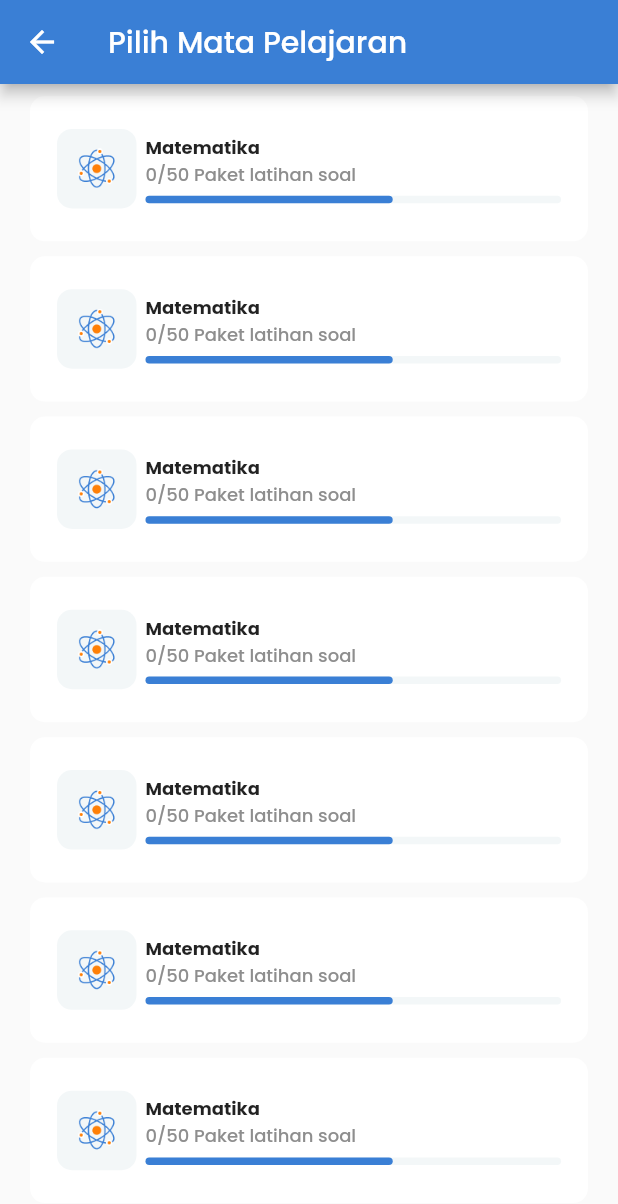
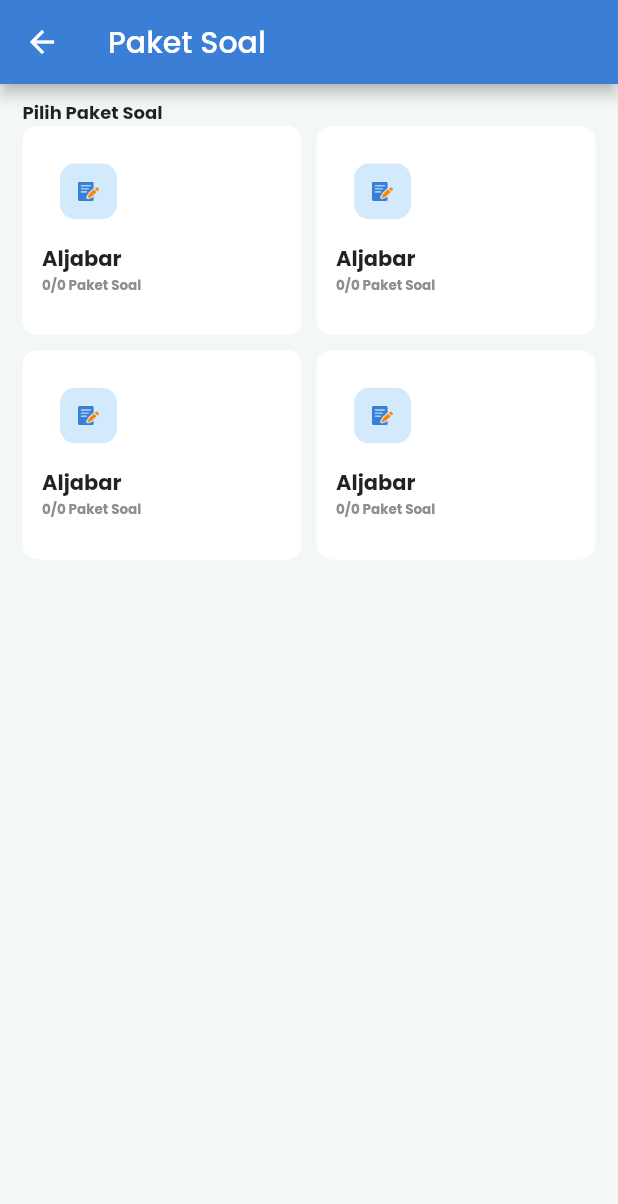
Before and after one commit to cuskar/finpro, a Flutter app: the MapelPage screen opened by its route, after a tap on "Matematika", on a phone screen of 412 x 824 dp. Shown: the top 1204 px of the screen. Run offline on Flutter 3.47's test engine with Material 2 defaults, Android fonts, the light colour scheme and no system bars; our stand-ins replace google_fonts.

Commit message:
Update aja

```diff
--- a/lib/constants/R/assets.dart
+++ b/lib/constants/R/assets.dart
@@ -9,4 +9,5 @@
   String icAtom = "assets/ic_atom.png";
   String imgBanner = "assets/img_home.png";
   String imgBanner1 = "assets/img_banner.png";
+  String icNote = "assets/ic_note.png";
 }
--- a/lib/main.dart
+++ b/lib/main.dart
@@ -2,6 +2,7 @@
 import 'package:final_project/view/login_page.dart';
 import 'package:final_project/view/main/latihan_soal/mapel_page.dart';
 import 'package:final_project/view/main_page.dart';
+import 'package:final_project/view/paket_soal_page.dart';
 import 'package:final_project/view/register_page.dart';
 import 'package:final_project/view/splash_screen.dart';
 import 'package:final_project/constants/R/app_colors.dart';
@@ -44,6 +45,7 @@
         RegisterPage.route: (context) => const RegisterPage(),
         MainPage.route: (context) => const MainPage(),
         MapelPage.route: (context) => const MapelPage(),
+        PaketSoalPage.route: (context) => const PaketSoalPage(),
       },
     );
   }
--- a/lib/view/main/discussion/chat_screen.dart
+++ b/lib/view/main/discussion/chat_screen.dart
@@ -1,7 +1,7 @@
 import 'package:flutter/material.dart';
 
 class ChatPage extends StatefulWidget {
-  const ChatPage({super.key});
+  const ChatPage({Key? key}) : super(key: key);
 
   @override
   State<ChatPage> createState() => _ChatPageState();
--- a/lib/view/main/latihan_soal/home_page.dart
+++ b/lib/view/main/latihan_soal/home_page.dart
@@ -4,7 +4,7 @@
 import 'package:google_fonts/google_fonts.dart';
 
 class HomePage extends StatefulWidget {
-  const HomePage({super.key});
+  const HomePage({Key? key}) : super(key: key);
   @override
   State<HomePage> createState() => _HomePageState();
 }
--- a/lib/view/main/latihan_soal/mapel_page.dart
+++ b/lib/view/main/latihan_soal/mapel_page.dart
@@ -1,4 +1,5 @@
 import 'package:final_project/view/main/latihan_soal/home_page.dart';
+import 'package:final_project/view/paket_soal_page.dart';
 import 'package:flutter/material.dart';
 
 class MapelPage extends StatelessWidget {
@@ -18,7 +19,11 @@
         ),
         child: ListView.builder(
           itemBuilder: ((context, index) {
-            return GestureDetector(onTap: (() {}), child: MapelWidget());
+            return GestureDetector(
+                onTap: (() {
+                  Navigator.of(context).pushNamed(PaketSoalPage.route);
+                }),
+                child: MapelWidget());
           }),
         ),
       ),
--- a/lib/view/main/profile/profile_screen.dart
+++ b/lib/view/main/profile/profile_screen.dart
@@ -1,7 +1,7 @@
 import 'package:flutter/material.dart';
 
 class ProfilePage extends StatefulWidget {
-  const ProfilePage({super.key});
+  const ProfilePage({Key? key}) : super(key: key);
 
   @override
   State<ProfilePage> createState() => _ProfilePageState();
--- a/lib/view/main_page.dart
+++ b/lib/view/main_page.dart
@@ -5,7 +5,7 @@
 import "package:flutter/material.dart";
 
 class MainPage extends StatefulWidget {
-  const MainPage({super.key});
+  const MainPage({Key? key}) : super(key: key);
   static String route = "main_page";
   @override
   State<MainPage> createState() => _MainPageState();
--- /dev/null
+++ b/lib/view/paket_soal_page.dart
@@ -0,0 +1,98 @@
+import 'package:final_project/constants/r.dart';
+import 'package:flutter/material.dart';
+
+class PaketSoalPage extends StatefulWidget {
+  const PaketSoalPage({Key? key}) : super(key: key);
+  static String route = "paket_soal_page";
+  @override
+  State<PaketSoalPage> createState() => _PaketSoalPageState();
+}
+
+class _PaketSoalPageState extends State<PaketSoalPage> {
+  @override
+  Widget build(BuildContext context) {
+    return Scaffold(
+      backgroundColor: R.colors.grey,
+      appBar: AppBar(
+        title: Text("Paket Soal"),
+      ),
+      body: Padding(
+        padding: const EdgeInsets.symmetric(horizontal: 15, vertical: 10),
+        child: Column(
+          crossAxisAlignment: CrossAxisAlignment.start,
+          children: [
+            Text(
+              "Pilih Paket Soal",
+              style: TextStyle(
+                fontWeight: FontWeight.bold,
+                fontSize: 12,
+              ),
+            ),
+            Expanded(
+              child: GridView.count(
+                mainAxisSpacing: 10,
+                crossAxisSpacing: 10,
+                crossAxisCount: 2,
+                childAspectRatio: 4 / 3,
+                children: [
+                  PaketSoalWidget(),
+                  PaketSoalWidget(),
+                  PaketSoalWidget(),
+                  PaketSoalWidget(),
+                ],
+              ),
+            ),
+          ],
+        ),
+      ),
+    );
+  }
+}
+
+class PaketSoalWidget extends StatelessWidget {
+  const PaketSoalWidget({
+    Key? key,
+  }) : super(key: key);
+
+  @override
+  Widget build(BuildContext context) {
+    return Container(
+      decoration: BoxDecoration(
+        borderRadius: BorderRadius.circular(10),
+        color: Colors.white,
+      ),
+      padding: const EdgeInsets.all(13.0),
+      child: Column(
+        crossAxisAlignment: CrossAxisAlignment.start,
+        children: [
+          Container(
+            decoration: BoxDecoration(
+              borderRadius: BorderRadius.circular(10),
+              color: Colors.blue.withOpacity(0.2),
+            ),
+            margin: const EdgeInsets.all(12),
+            padding: const EdgeInsets.all(12),
+            child: Image.asset(
+              R.assets.icNote,
+              width: 14,
+            ),
+          ),
+          SizedBox(height: 4),
+          Text(
+            "Aljabar",
+            style: TextStyle(
+              fontWeight: FontWeight.bold,
+            ),
+          ),
+          Text(
+            "0/0 Paket Soal",
+            style: TextStyle(
+                fontWeight: FontWeight.bold,
+                fontSize: 9,
+                color: R.colors.greySubtitleHome),
+          )
+        ],
+      ),
+    );
+  }
+}
```
